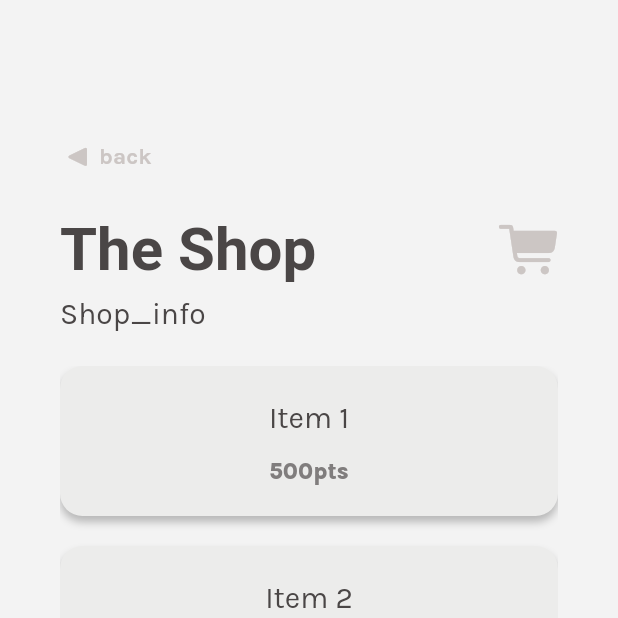
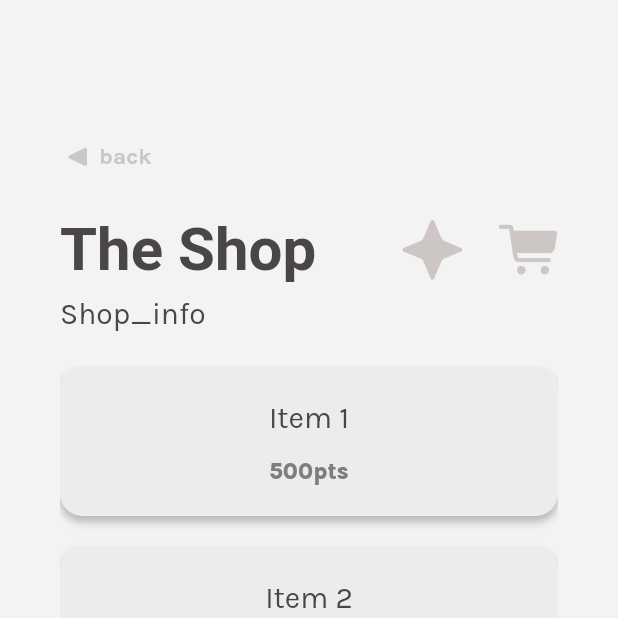
Before and after one commit to iloveproggen/relatee-frontend, a Flutter app: the ShopView screen opened directly, on a phone screen of 412 x 824 dp, the top half of it. Run offline on Flutter 3.47's test engine with Material 3 defaults, Android fonts, the phone set to English and light mode, and no system bars; our stand-ins replace flutter_svg, get; Roboto replaces fonts that are missing (Sedan).

Commit message:
uploaded new asset

```diff
--- a/frontend_v1/lib/main.dart
+++ b/frontend_v1/lib/main.dart
@@ -1,9 +1,5 @@
-import 'dart:ui';
-
 import 'package:flutter/cupertino.dart';
 import 'package:flutter/material.dart';
-import 'package:flutter/rendering.dart';
-import 'package:flutter/widgets.dart';
 import 'package:flutter_svg/flutter_svg.dart';
 import 'package:flutter_svg/svg.dart';
 import 'package:frontend_v1/household_tasks.dart';
--- a/frontend_v1/lib/shop.dart
+++ b/frontend_v1/lib/shop.dart
@@ -4,6 +4,8 @@ import 'package:flutter/material.dart';
 import 'package:frontend_v1/profileV2.dart';
 import 'package:get/get.dart';
 
+import 'package:flutter_svg/flutter_svg.dart';
+import 'package:flutter_svg/svg.dart';
 import 'assets/LocaleStrings.dart';
 
 void main() {
@@ -48,10 +50,10 @@ class ShopView extends StatelessWidget {
           mainAxisAlignment: MainAxisAlignment.start,
           children: [
             const BackIconRow(),
-            const Row(
+            Row(
               mainAxisAlignment: MainAxisAlignment.spaceBetween,
               children: [
-                Text(
+                const Text(
                   'The Shop',
                   style: TextStyle(
                     color: Color(0xFF4A4646),
@@ -59,10 +61,15 @@ class ShopView extends StatelessWidget {
                     fontWeight: FontWeight.w700,
                   ),
                 ),
-                SizedBox(width: 10),
-                Icon(
+                const SizedBox(width: 10),
+                SvgPicture.asset(
+                  "assets/images/relatee.svg" ,
+                  height: 40,
+                  colorFilter: const ColorFilter.mode(Color.fromARGB(255, 204, 198, 196,), BlendMode.srcIn),
+                ),
+                const Icon(
+                  CupertinoIcons.cart_fill,
                   size: 40,
-                  CupertinoIcons.cart_fill,
                   color: Color.fromARGB(255, 204, 198, 196),
                 )
               ],
--- a/frontend_v1/pubspec.yaml
+++ b/frontend_v1/pubspec.yaml
@@ -72,6 +72,7 @@ flutter:
      - assets/images/green.svg
      - assets/images/yellow.svg
      - assets/images/red.svg
+     - assets/images/relatee.svg
 
   # An image asset can refer to one or more resolution-specific "variants", see
   # https://flutter.dev/assets-and-images/#resolution-aware
```
Also changed, not shown: frontend_v1/assets/images/relatee.svg (added).
